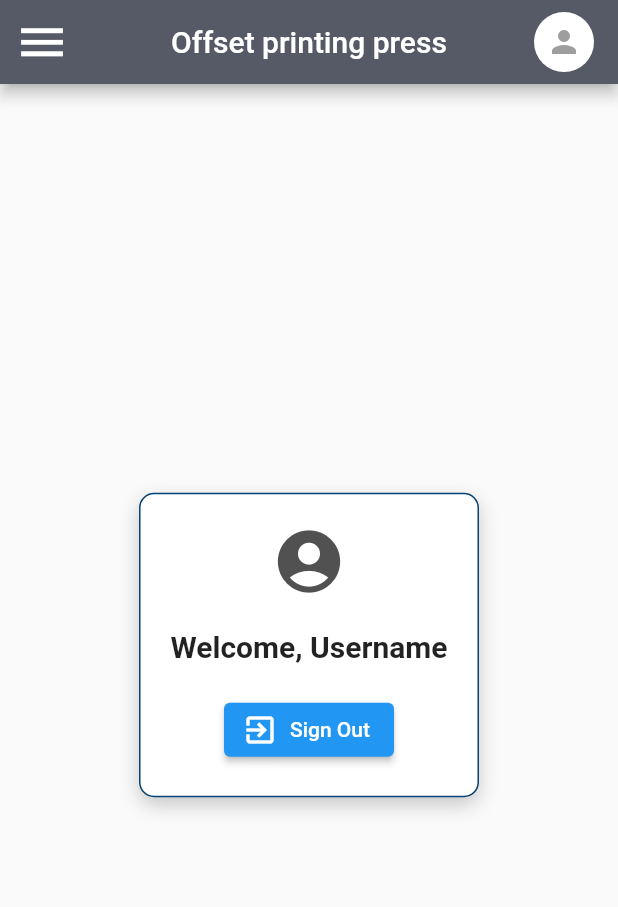
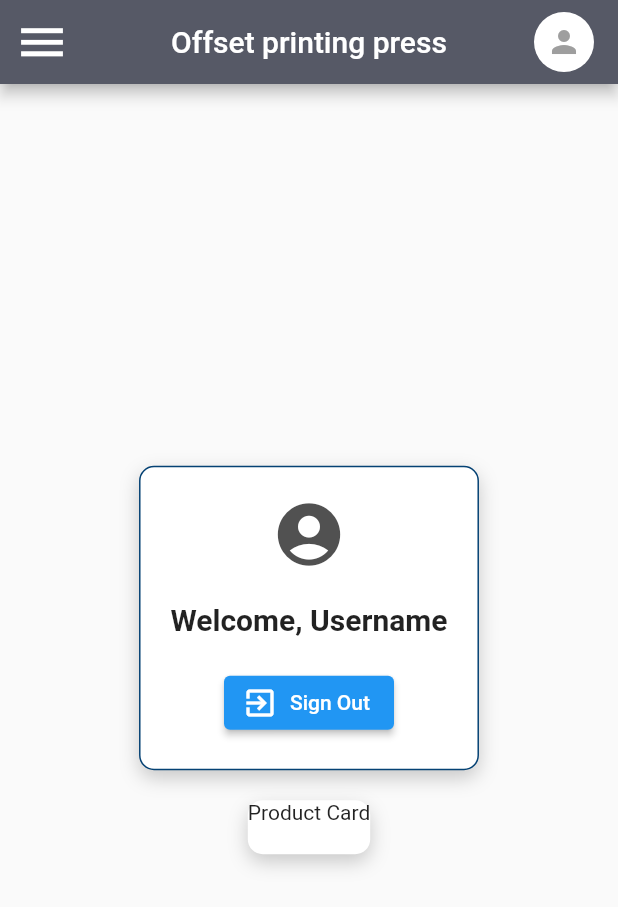
Before and after one commit to aagneye-syam/flutter_management_app, a Flutter app: the screen it shows after launch, on a phone screen of 412 x 824 dp. Shown: the top 907 px of the screen. Run offline on Flutter 3.47's test engine with Material 2 defaults, Android fonts, the phone set to English and light mode, and no system bars.

Commit message:
Product Card Title added

```diff
--- a/lib/main.dart
+++ b/lib/main.dart
@@ -119,7 +119,18 @@ class ProductListCard extends StatelessWidget {
             blurRadius: 10,
             offset: Offset(0, 5),
           )
-          ]),
+        ],
+      ),
+      child: Column(
+        mainAxisSize: MainAxisSize.min,
+        crossAxisAlignment: CrossAxisAlignment.start,
+        children: [
+          Text('Product Card'),
+          SizedBox(
+            height: 20,
+          )
+        ],
+      ),
     );
   }
 }
```
Lines whose indentation alone changed are shown as unchanged.
